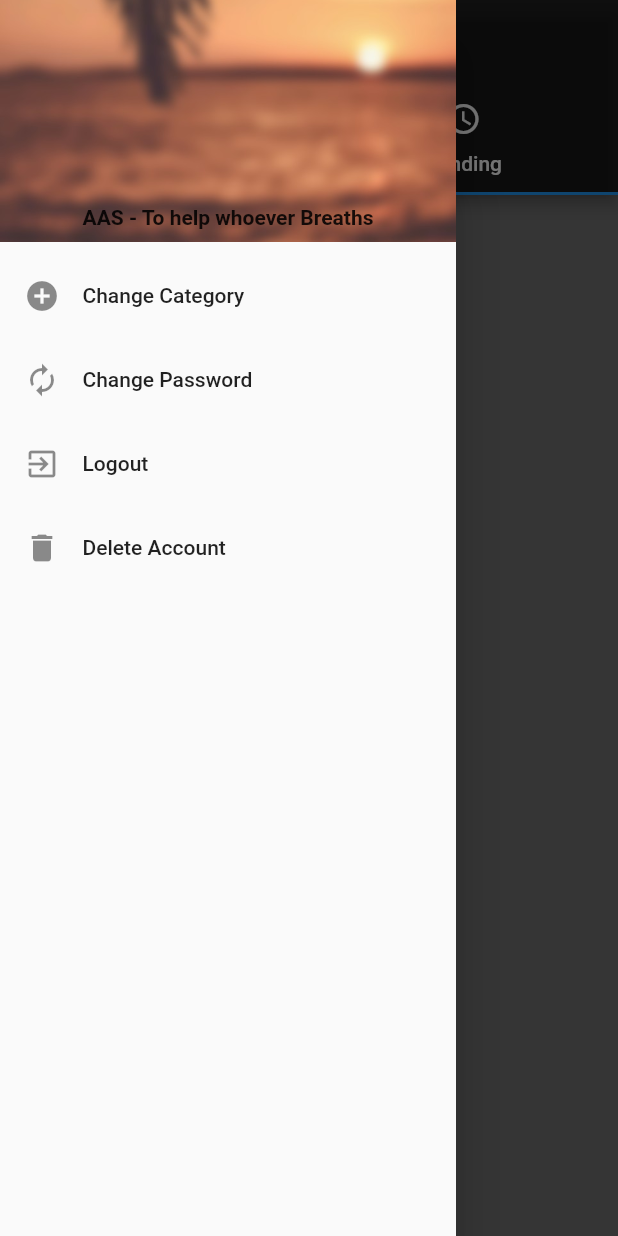
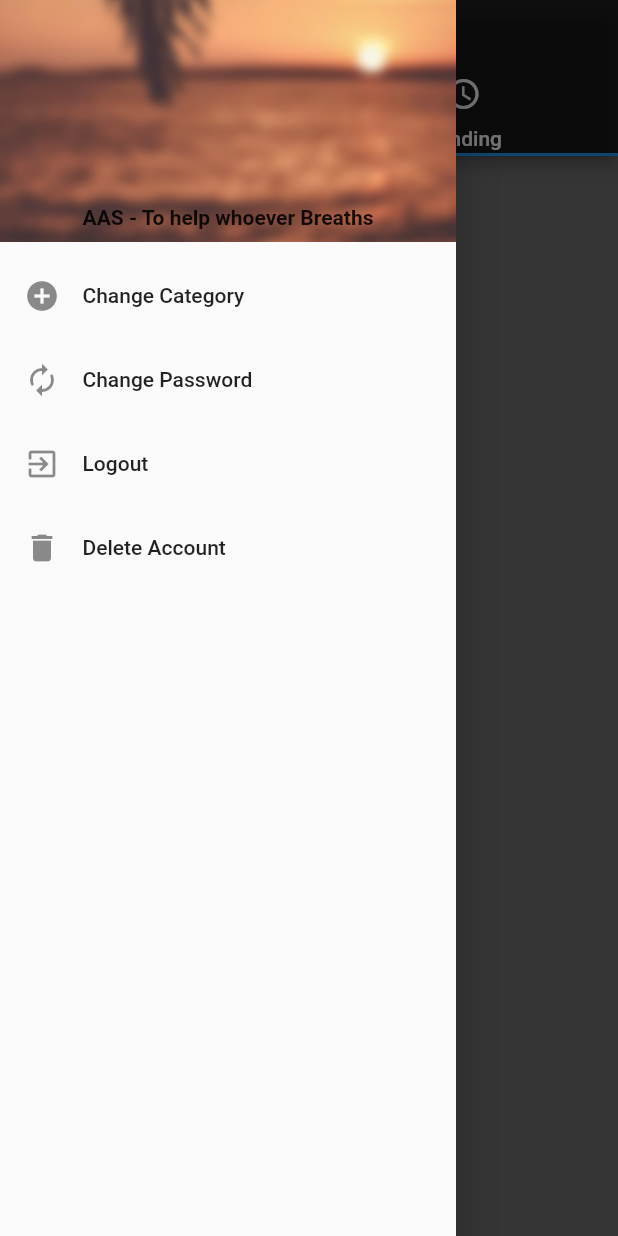
Before and after one commit to dhruvgoyal12/NgoApp, a Flutter app: the tab screen opened directly, tab 2 chosen, with the side drawer open, on a phone screen of 412 x 824 dp. Run offline on Flutter 3.47's test engine with Material 2 defaults, Android fonts, the phone set to English and light mode, and no system bars; our stand-ins replace animated_text_kit, cloud_firestore, firebase_auth, modal_progress_hud, page_transition; accounts and stored records are empty.

Commit message:
Category wise dispaly and tab height shorter

```diff
--- a/lib/categories.dart
+++ b/lib/categories.dart
@@ -1,8 +1,6 @@
 import 'package:flutter/cupertino.dart';
 import 'package:flutter/material.dart';
-import 'package:font_awesome_flutter/font_awesome_flutter.dart';
 import 'package:modal_progress_hud/modal_progress_hud.dart';
-import 'package:ngo/afterRegister.dart';
 import 'package:page_transition/page_transition.dart';
 import 'alertUser.dart';
 import 'package:firebase_auth/firebase_auth.dart';
@@ -17,7 +15,7 @@ class Categories extends StatefulWidget {
 class _CategoriesState extends State<Categories> {
 //  Future<bool> _onWillPop() async {
 //    setState(() {
-//      showSpinner = true;
+//      showSpinner = true;2
 //    });
 //    await loggedinUser.delete();
 //    setState(() {
@@ -65,6 +63,7 @@ class _CategoriesState extends State<Categories> {
   bool showSpinner = false;
   String imgFood = 'images/food.jpg';
   String checked = 'images/smile.jpg';
+
   @override
   Widget build(BuildContext context) {
     return Scaffold(
--- a/lib/detailed_view.dart
+++ b/lib/detailed_view.dart
@@ -19,7 +19,8 @@ class detailed_view extends StatelessWidget {
         img_url = document.data['img_url'],
         location = document.data['city'],
         submitted_by = document.data['submitted_by'],
-        submitter_phone_no = document.data['submitter_phone_no'];
+        submitter_phone_no = document.data['submitter_phone_no'],
+        category = document.data['category'];
     return Scaffold(
       backgroundColor: Colors.white30,
       body: SingleChildScrollView(
@@ -150,6 +151,7 @@ class detailed_view extends StatelessWidget {
                           'submitted_by': submitted_by,
                           'submitter_phone_no': submitter_phone_no,
                           'accepted_by': loggedInUser,
+                          'category': category,
                         });
                         document.reference.delete();
                         Navigator.pop(context);
--- a/lib/detailed_view2.dart
+++ b/lib/detailed_view2.dart
@@ -15,7 +15,8 @@ class detailed_view2 extends StatelessWidget {
         img_url = document.data['img_url'],
         location = document.data['city'],
         submitted_by = document.data['submitted_by'],
-        submitter_phone_no = document.data['submitter_phone_no'];
+        submitter_phone_no = document.data['submitter_phone_no'],
+        category = document.data['category'];
 
     return Scaffold(
       backgroundColor: Colors.white30,
@@ -166,6 +167,7 @@ class detailed_view2 extends StatelessWidget {
                           'time': time,
                           'submitted_by': submitted_by,
                           'submitter_phone_no': submitter_phone_no,
+                          'category': category,
                           //also add name and phone no. of submitter
                         });
                         document.reference.delete();
--- a/lib/tab.dart
+++ b/lib/tab.dart
@@ -87,8 +87,12 @@ class tab extends StatelessWidget {
             backgroundColor: Colors.black87,
             bottom: TabBar(
               tabs: [
-                Tab(text: 'New', icon: Icon(Icons.add_alert)),
-                Tab(text: 'Pending', icon: Icon(Icons.access_time)),
+                Container(
+                    height: 53.0,
+                    child: Tab(text: 'New', icon: Icon(Icons.add_alert))),
+                Container(
+                    height: 53.0,
+                    child: Tab(text: 'Pending', icon: Icon(Icons.access_time))),
               ],
             ),
             title: Text('AAS'),
```
Also changed, not shown: lib/Tab1.dart (+45 -21 lines), lib/main.dart (+3 -4 lines).
